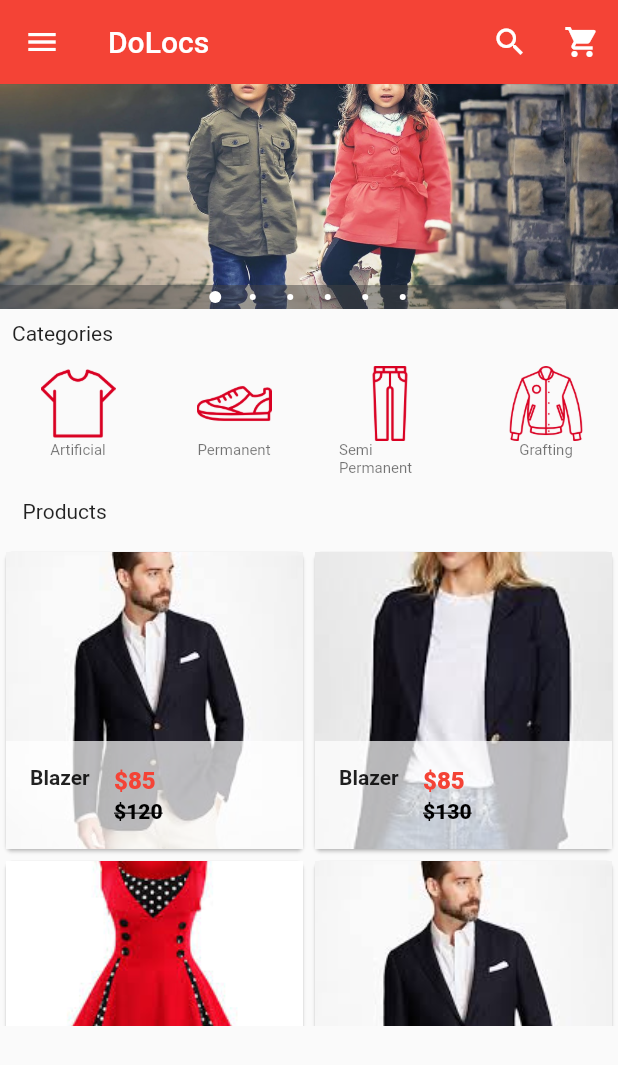
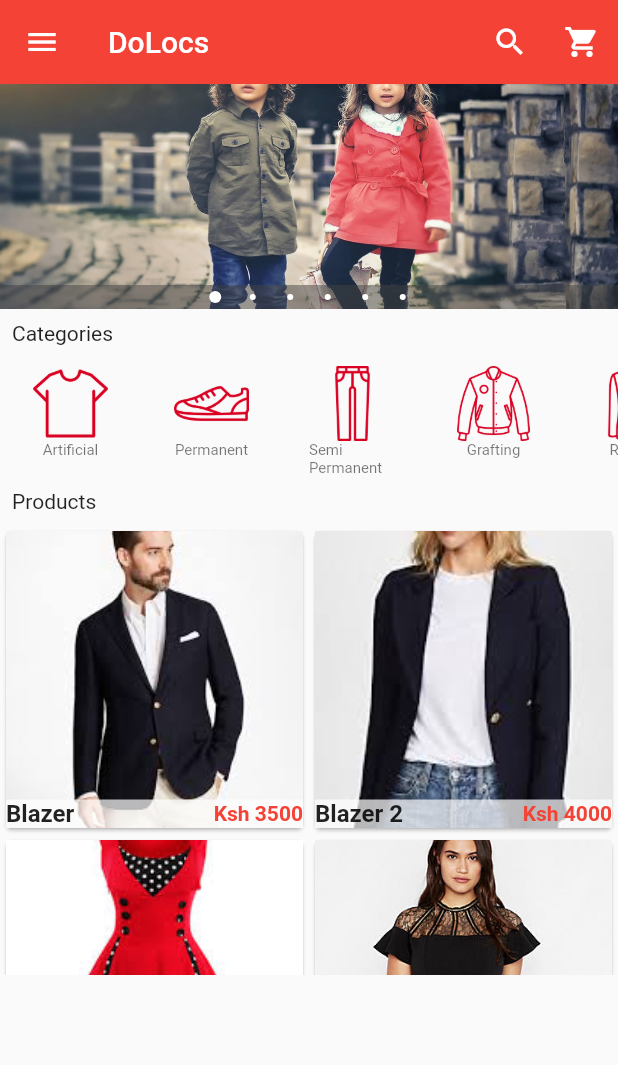
Before and after one commit to BrianNyatwanga/do_locs, a Flutter app: the screen it shows after launch, on a phone screen of 412 x 824 dp. Shown: the top 1065 px of the screen. Run offline on Flutter 3.47's test engine with Material 2 defaults, Android fonts, the phone set to English and light mode, and no system bars; drawn by our look-alikes of carousel_pro.

Commit message:
Product details page

```diff
--- a/lib/components/horizontal_listview.dart
+++ b/lib/components/horizontal_listview.dart
@@ -63,18 +63,20 @@ class Category extends StatelessWidget {
       child: InkWell(
         onTap: () {},
         child: Container(
-          width: 100.0,
+          width: 90.0,
           child: ListTile(
               title: Image.asset(
                 image_location,
-              width: 100.0,
+                width: 80.0,
                 height: 50.0,
               ),
               subtitle: Container(
                 alignment: Alignment.topCenter,
-              child: Text(image_caption, style: new TextStyle(fontSize: 10.0),),
-            )
+                child: Text(
+                  image_caption,
+                  style: new TextStyle(fontSize: 10.0),
                 ),
+              )),
         ),
       ),
     );
--- a/lib/components/products.dart
+++ b/lib/components/products.dart
@@ -1,6 +1,9 @@
 import 'package:flutter/cupertino.dart';
 import 'package:flutter/material.dart';
 import 'package:flutter/widgets.dart';
+
+//internal imports
+import 'package:do_locs/pages/product_details.dart';
 
 class Products extends StatefulWidget {
   @override
@@ -14,56 +17,68 @@ class _ProductsState extends State<Products> {
       //creating a map
       "name": "Blazer",
       "picture": "images/products/blazer1.jpeg",
-      "old_price": 120,
-      "price": 85,
+      "old_price": 4000,
+      "price": 3500,
     },
     {
-      "name": "Blazer",
+      "name": "Blazer 2",
       "picture": "images/products/blazer2.jpeg",
-      "old_price": 130,
-      "price": 85,
+      "old_price": 4500,
+      "price": 4000,
     },
     {
       "name": "Red dress",
       "picture": "images/products/dress1.jpeg",
-      "old_price": 100,
-      "price": 50,
+      "old_price": 1000,
+      "price": 500,
     },
     {
-      "name": "Blazer",
-      "picture": "images/products/blazer1.jpeg",
-      "old_price": 120,
-      "price": 85,
+      "name": "Black Dress",
+      "picture": "images/products/dress2.jpeg",
+      "old_price": 1000,
+      "price": 850,
     },
     {
-      "name": "Blazer",
-      "picture": "images/products/blazer1.jpeg",
-      "old_price": 120,
-      "price": 85,
+      "name": "Heels",
+      "picture": "images/products/hills1.jpeg",
+      "old_price": 12000,
+      "price": 9000,
     },
     {
-      "name": "Blazer",
-      "picture": "images/products/blazer1.jpeg",
-      "old_price": 120,
-      "price": 85,
+      "name": "Red Heels",
+      "picture": "images/products/hills2.jpeg",
+      "old_price": 12000,
+      "price": 8500,
     },
     {
-      "name": "Blazer",
-      "picture": "images/products/blazer1.jpeg",
-      "old_price": 120,
-      "price": 85,
+      "name": "Black pants",
+      "picture": "images/products/pants1.jpg",
+      "old_price": 1200,
+      "price": 850,
     },
     {
-      "name": "Blazer",
-      "picture": "images/products/blazer1.jpeg",
-      "old_price": 120,
-      "price": 85,
+      "name": "Sweat Pants",
+      "picture": "images/products/pants2.jpeg",
+      "old_price": 1000,
+      "price": 850,
     },
     {
-      "name": "Blazer",
-      "picture": "images/products/blazer1.jpeg",
-      "old_price": 120,
-      "price": 85,
+      "name": "Shoe",
+      "picture": "images/products/shoe1.jpg",
+      "old_price": 12000,
+      "price": 8500,
+    },
+    {
+      "name": "Blue Skirt",
+      "picture": "images/products/skt1.jpeg",
+      "old_price": 12000,
+      "price": 8500,
+    },
+    {
+      "name": "Pink Skirt",
+      "picture": "images/products/skt2.jpeg",
+      "old_price": 12000,
+      "price": 8500,
     },
   ];
 
@@ -107,27 +122,33 @@ class Single_prod extends StatelessWidget {
         tag: prod_name,
         child: Material(
           child: InkWell(
-            onTap: () {},
+            onTap: () => Navigator.of(context).push(new MaterialPageRoute(
+                builder: (context) => new ProductDetails(
+                      //PASSING THE VALUES OF PROD DETAILS
+                      product_detail_name: prod_name,
+                      product_detail_new_price: prod_price,
+                      product_detail_old_price: prod_old_price,
+                      product_detail_picture: prod_picture,
+                    ))),
             child: GridTile(
               footer: Container(
                 color: Colors.white70, //white70 has opacity
-                child: ListTile(
-                  leading: Text(
-                    prod_name,
-                    style: TextStyle(fontWeight: FontWeight.bold),
-                  ),
-                  title: Text("\$$prod_price",
+                child: new Row(
+                  children: <Widget>[
+                    Expanded(
+                        child: Text(
+                      prod_name,
                       style: TextStyle(
-                        color: Colors.red,
-                        fontWeight: FontWeight.w800,
-                      )),
-                  subtitle: Text(
-                    "\$$prod_old_price",
-                    style: TextStyle(
-                        color: Colors.black,
-                        fontWeight: FontWeight.w800,
-                        decoration: TextDecoration.lineThrough),
-                  ),
+                        fontWeight: FontWeight.bold,
+                        fontSize: 16.0,
+                      ),
+                    )),
+                    new Text(
+                      "Ksh $prod_price",
+                      style: TextStyle(
+                          color: Colors.red, fontWeight: FontWeight.bold),
+                    )
+                  ],
                 ), //the \ doesn't validate the first $
               ),
               child: Image.asset(
@@ -141,3 +162,22 @@ class Single_prod extends StatelessWidget {
     );
   }
 }
+/*ListTile(
+leading: Text(
+prod_name,
+style: TextStyle(fontWeight: FontWeight.bold),
+),
+title: Text("Ksh $prod_price",
+style: TextStyle(
+color: Colors.red,
+fontWeight: FontWeight.w800,
+)),
+subtitle: Text(
+"Ksh $prod_old_price",
+style: TextStyle(
+color: Colors.black,
+fontWeight: FontWeight.w800,
+decoration: TextDecoration.lineThrough),
+),
+),
+ */
--- a/lib/main.dart
+++ b/lib/main.dart
@@ -24,7 +24,7 @@ class _HomepageState extends State<Homepage> {
     height: 150.0,
     child: new Carousel(
       boxFit: BoxFit.cover,
-      images:[
+        images: [
           AssetImage('images/c1.jpg'),
           AssetImage('images/m1.jpeg'),
           AssetImage('images/m2.jpg'),
@@ -32,9 +32,9 @@ class _HomepageState extends State<Homepage> {
           AssetImage('images/w3.jpeg'),
           AssetImage('images/w4.jpeg'),
         ],
-      autoplay: true,
+        autoplay: false,
         animationCurve: Curves.fastLinearToSlowEaseIn,
-      animationDuration: Duration(milliseconds: 1000),
+        //animationDuration: Duration(milliseconds: 2000),
         dotSize: 4.0,
         //dotColor: ,
         indicatorBgPadding: 4.0,
@@ -131,29 +131,29 @@ class _HomepageState extends State<Homepage> {
           ],
         ),
       ),
+      //======================BODY========================================
       body: new ListView(
         children: <Widget>[
-          //IMAGE CAROUSEL begins Here
+//=======================IMAGE CAROUSEL==============================
           image_carousel,
-          //padding widget
+
+//=======================HORIZONTAL LIST VIEW =======================
           new Padding(padding: const EdgeInsets.all(8.0),
             child: new Text('Categories'),),
-
-          //Horizontal list view BEGINS HERE
           HorizontalList(),
 
-          //padding widget
-          new Padding(padding: const EdgeInsets.all(15.0),
+//======================PRODUCTS=====================================
+          new Padding(padding: const EdgeInsets.all(8.0),
             child: new Text('Products'),),
 
-          //Grid view
+//=============Grid view
           Container(
-            height: 320.0,
+            height: 300.0,
             child: Products(),
           ),
-
-
-        ],
+          //MAKE PADDING AT BOTTOM OF GRID
+          //new Padding(padding: const EdgeInsets.all(8.0)),
+        ]
       ),
     );
   }
```
Also changed, not shown: lib/pages/product_details.dart (added, +296 -0 lines). Lines whose indentation alone changed are shown as unchanged.
